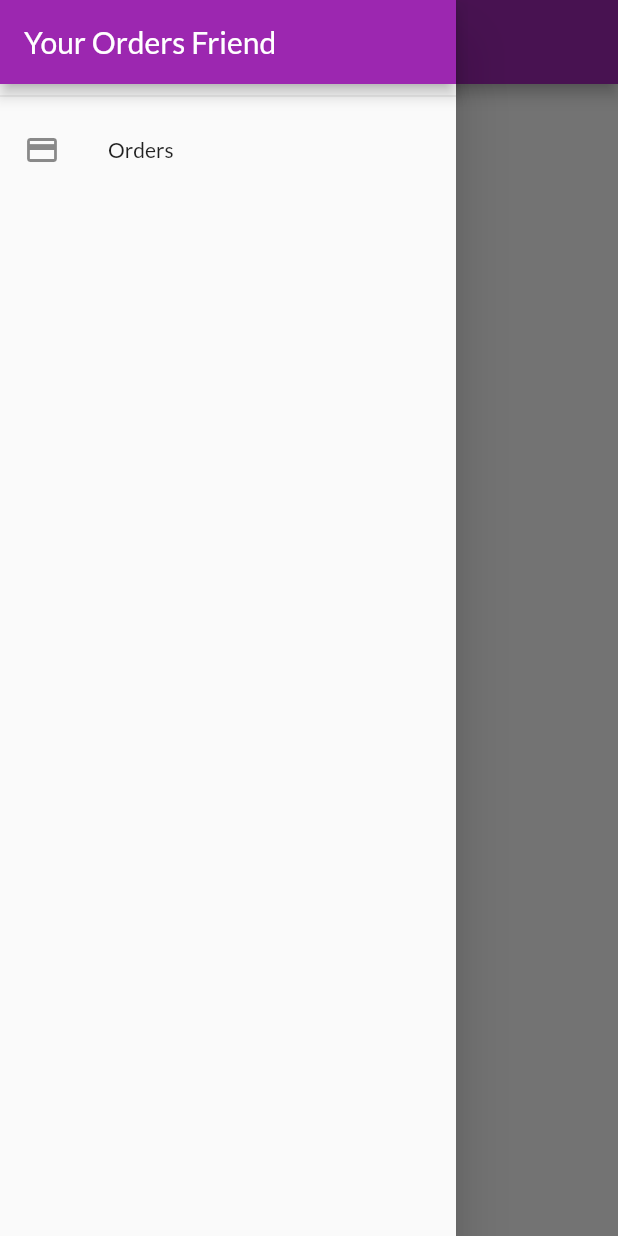
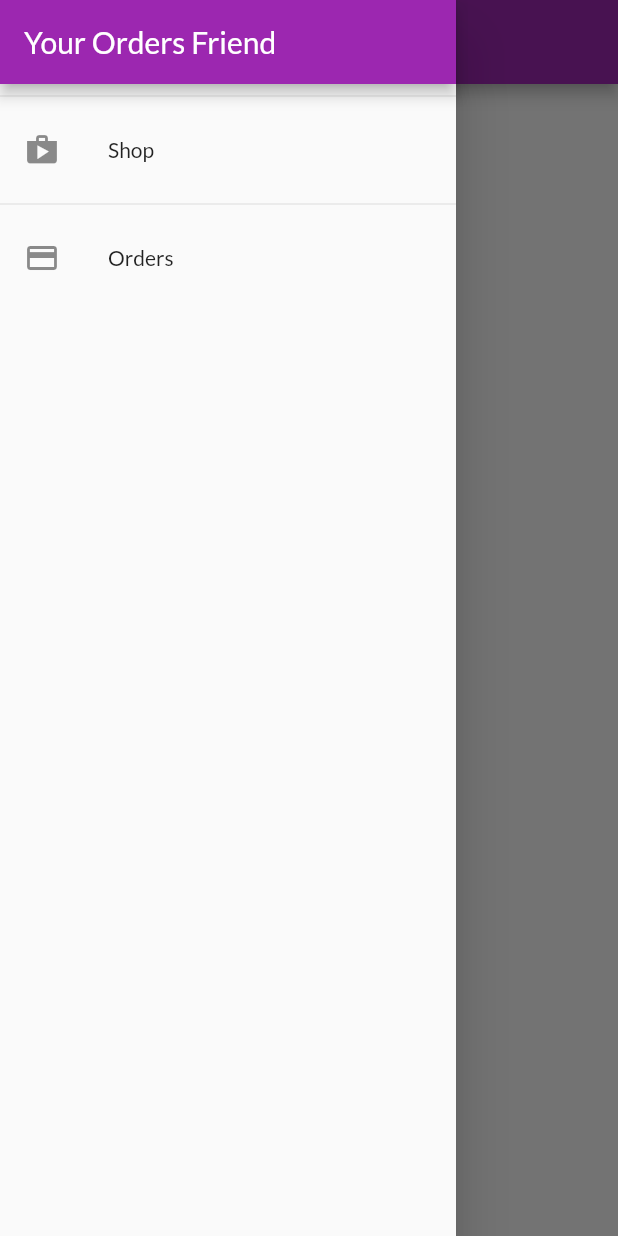
Before and after one commit to Daniel-Sogbey/shop_app, a Flutter app: the OrdersScreen screen opened by its route, with the side drawer open, on a phone screen of 412 x 824 dp. Run offline on Flutter 3.47's test engine with Material 2 defaults, Android fonts, the phone set to English and light mode, and no system bars; network calls fail.

```diff
--- a/lib/widgets/app_drawer.dart
+++ b/lib/widgets/app_drawer.dart
@@ -3,22 +3,19 @@ import 'package:flutter/material.dart';
 import '../screens/orders_screen.dart';
 
 class AppDrawer extends StatelessWidget {
-  List<Widget> _buildOrderNavigationLinks(
+  Widget _buildOrderNavigationLinks(
     BuildContext context,
     IconData iconType,
     String titleText,
     Function routeToGo,
   ) {
-    return [
-      Divider(),
-      ListTile(
-        leading: Icon(
-          iconType,
-        ),
-        title: Text(titleText),
-        onTap: routeToGo,
+    return ListTile(
+      leading: Icon(
+        iconType,
       ),
-    ];
+      title: Text(titleText),
+      onTap: routeToGo,
+    );
   }
 
   @override
@@ -31,6 +28,7 @@ class AppDrawer extends StatelessWidget {
               title: Text('Your Orders Friend'),
               automaticallyImplyLeading: false,
             ),
+            Divider(),
             _buildOrderNavigationLinks(
               context,
               Icons.shop,
@@ -38,7 +36,8 @@ class AppDrawer extends StatelessWidget {
               () {
                 Navigator.of(context).pushReplacementNamed('/');
               },
-            )[0],
+            ),
+            Divider(),
             _buildOrderNavigationLinks(
               context,
               Icons.payment,
@@ -47,7 +46,7 @@ class AppDrawer extends StatelessWidget {
                 Navigator.of(context)
                     .pushReplacementNamed(OrdersScreen.routeName);
               },
-            )[1],
+            ),
           ],
         ),
       ),
```
